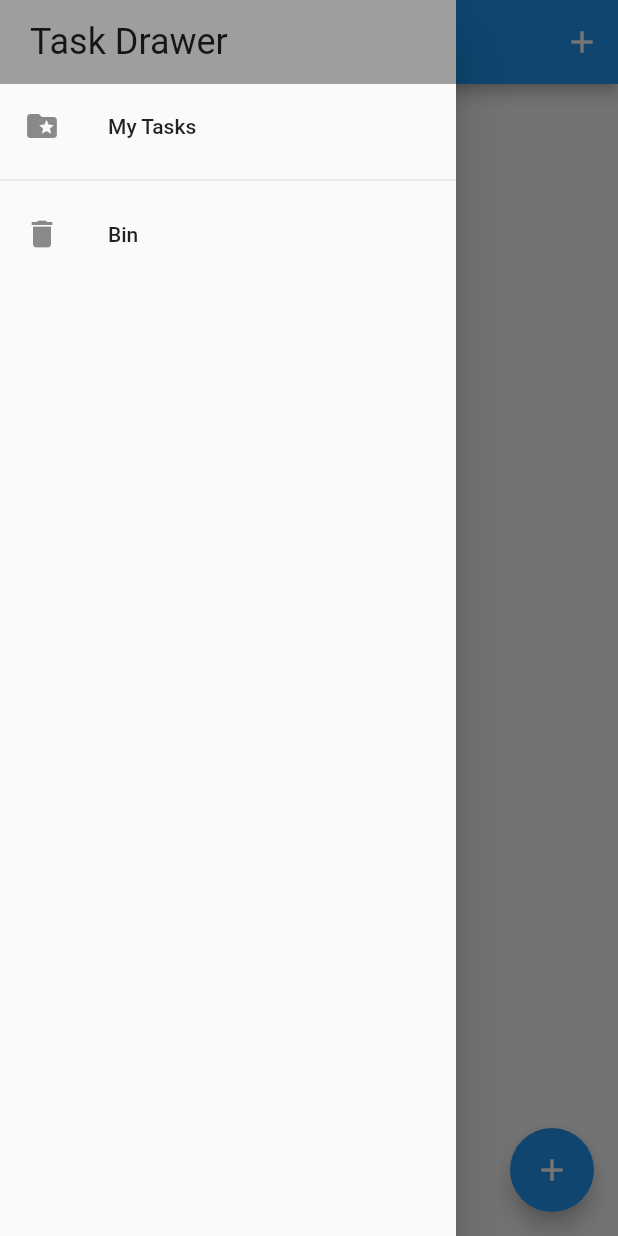
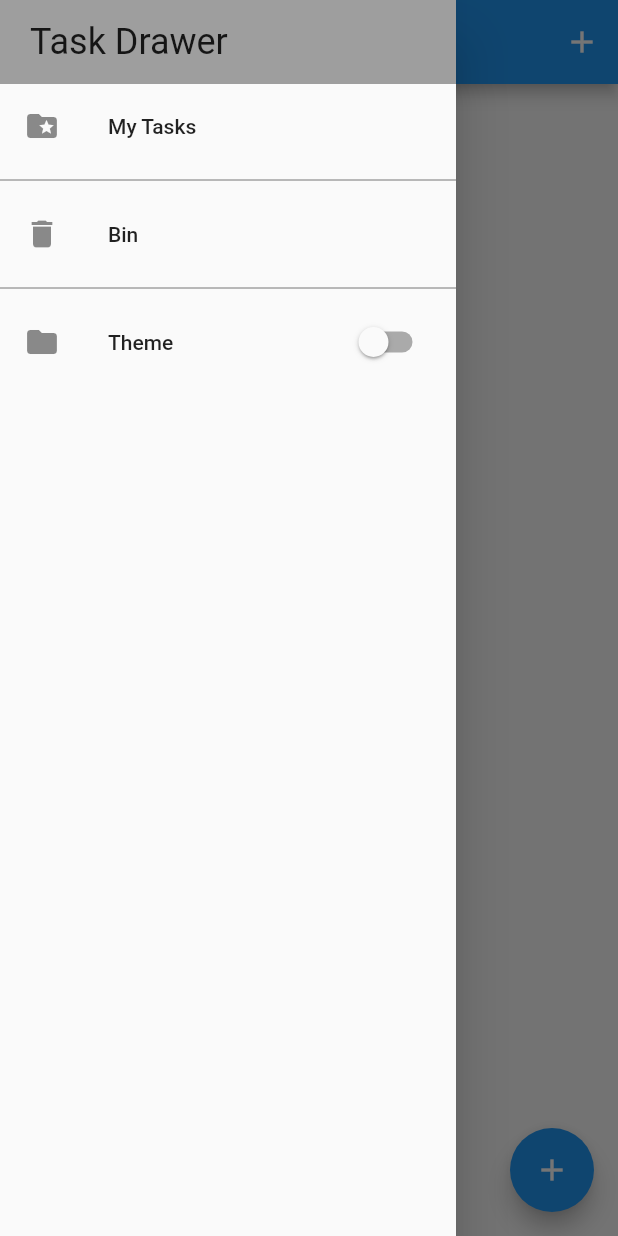
Before and after one commit to ReddyGona/task_manager_app, a Flutter app: the screen it shows after launch, with the side drawer open, on a phone screen of 412 x 824 dp. Run offline on Flutter 3.47's test engine with Material 2 defaults, Android fonts, the phone set to English and light mode, and no system bars; our stand-ins replace bloc, equatable, flutter_bloc, hydrated_bloc.

Commit message:
added the theme in the app

```diff
--- a/lib/blocs/bloc_export.dart
+++ b/lib/blocs/bloc_export.dart
@@ -1,3 +1,4 @@
-export './bloc/tasks_bloc.dart';
+export './tasks/tasks_bloc.dart';
+export './theme_switch/theme_switch_bloc.dart';
 export 'package:flutter_bloc/flutter_bloc.dart';
 export 'package:hydrated_bloc/hydrated_bloc.dart';
--- /dev/null
+++ b/lib/blocs/theme_switch/theme_switch_bloc.dart
@@ -0,0 +1,30 @@
+import 'package:equatable/equatable.dart';
+import 'package:flutter_tasks_app/blocs/bloc_export.dart';
+
+part 'theme_switch_event.dart';
+part 'theme_switch_state.dart';
+
+class ThemeSwitchBloc extends HydratedBloc<ThemeSwitchEvent, ThemeSwitchState> {
+  // initially the switch is off so the switchValue is false
+  ThemeSwitchBloc() : super(const ThemeSwitchInitial(switchValue: false)) {
+    // emitting ThemeSwitchState for Switch on event
+    on<SwitchOnEvent>((event, emit) {
+      emit(const ThemeSwitchState(switchValue: true));
+    });
+
+    // emitting ThemeSwitchState for Switch off event
+    on<SwitchOffEvent>((event, emit) {
+      emit(const ThemeSwitchState(switchValue: false));
+    });
+  }
+
+  @override
+  ThemeSwitchState? fromJson(Map<String, dynamic> json) {
+    return ThemeSwitchState.fromMap(json);
+  }
+
+  @override
+  Map<String, dynamic>? toJson(ThemeSwitchState state) {
+    return state.toMap();
+  }
+}
--- /dev/null
+++ b/lib/blocs/theme_switch/theme_switch_event.dart
@@ -0,0 +1,14 @@
+part of 'theme_switch_bloc.dart';
+
+sealed class ThemeSwitchEvent extends Equatable {
+  const ThemeSwitchEvent();
+
+  @override
+  List<Object> get props => [];
+}
+
+// event for dark theme
+class SwitchOnEvent extends ThemeSwitchEvent {}
+
+// event for light theme
+class SwitchOffEvent extends ThemeSwitchEvent {}
--- /dev/null
+++ b/lib/blocs/theme_switch/theme_switch_state.dart
@@ -0,0 +1,30 @@
+// ignore_for_file: public_member_api_docs, sort_constructors_first
+
+part of 'theme_switch_bloc.dart';
+
+class ThemeSwitchState extends Equatable {
+  final bool switchValue;
+  const ThemeSwitchState({required this.switchValue});
+
+  @override
+  List<Object> get props => [switchValue];
+
+  Map<String, dynamic> toMap() {
+    return <String, dynamic>{
+      'switchValue': switchValue,
+    };
+  }
+
+  factory ThemeSwitchState.fromMap(Map<String, dynamic> map) {
+    return ThemeSwitchState(
+      switchValue: map['switchValue'] as bool,
+    );
+  }
+}
+
+final class ThemeSwitchInitial extends ThemeSwitchState {
+  // using the super() method to pass the switchValue to the ThemeSwitchState
+  // constructor
+  const ThemeSwitchInitial({required bool switchValue})
+      : super(switchValue: switchValue);
+}
--- a/lib/main.dart
+++ b/lib/main.dart
@@ -2,6 +2,7 @@ import 'package:flutter/material.dart';
 import 'package:flutter_tasks_app/bloc_observer.dart';
 import 'package:flutter_tasks_app/blocs/bloc_export.dart';
 import 'package:flutter_tasks_app/utils/app_router.dart';
+import 'package:flutter_tasks_app/utils/app_theme.dart';
 import 'package:path_provider/path_provider.dart';
 import 'screens/tasks_screen.dart';
 
@@ -36,14 +37,19 @@ class MyApp extends StatelessWidget {
     return MultiBlocProvider(
       providers: [
         BlocProvider(create: (_) => TasksBloc()),
+        BlocProvider(create: (_) => ThemeSwitchBloc()),
       ],
-      child: MaterialApp(
-        title: 'Flutter Tasks App',
-        theme: ThemeData(
-          primarySwatch: Colors.blue,
-        ),
-        home: const TasksScreen(),
-        onGenerateRoute: appRouter.onGeneratedRoute,
+      child: BlocBuilder<ThemeSwitchBloc, ThemeSwitchState>(
+        builder: (context, state) {
+          return MaterialApp(
+            title: 'Flutter Tasks App',
+            theme: state.switchValue
+                ? AppThemes.appThemeData[AppTheme.darkTheme]
+                : AppThemes.appThemeData[AppTheme.lightTheme],
+            home: const TasksScreen(),
+            onGenerateRoute: appRouter.onGeneratedRoute,
+          );
+        },
       ),
     );
   }
--- /dev/null
+++ b/lib/utils/app_theme.dart
@@ -0,0 +1,61 @@
+import 'package:flutter/material.dart';
+
+enum AppTheme {
+  darkTheme,
+  lightTheme,
+}
+
+// theme class for the project
+class AppThemes {
+  static final appThemeData = {
+    AppTheme.darkTheme: ThemeData(
+      primaryColor: Colors.black,
+      brightness: Brightness.dark,
+      dividerColor: Colors.black54,
+      floatingActionButtonTheme: const FloatingActionButtonThemeData(
+        backgroundColor: Colors.white,
+      ),
+      textButtonTheme: TextButtonThemeData(
+        style: ButtonStyle(
+          foregroundColor: MaterialStateProperty.all(Colors.white),
+        ),
+      ),
+      textTheme: const TextTheme(
+        titleMedium: TextStyle(color: Colors.white),
+      ),
+      bottomNavigationBarTheme: const BottomNavigationBarThemeData(
+          backgroundColor: Colors.grey, unselectedItemColor: Colors.white),
+      // colorScheme: ColorScheme.fromSwatch(primarySwatch: Colors.grey)
+      //     .copyWith(background: const Color(0xFF212121)),
+    ),
+
+    //
+    //
+
+    AppTheme.lightTheme: ThemeData(
+      primaryColor: Colors.white,
+      brightness: Brightness.light,
+      dividerColor: const Color(0xff757575),
+      floatingActionButtonTheme: const FloatingActionButtonThemeData(
+        backgroundColor: Colors.blue,
+        foregroundColor: Colors.white,
+      ),
+      textButtonTheme: TextButtonThemeData(
+        style: ButtonStyle(
+          foregroundColor: MaterialStateProperty.all(Colors.black),
+        ),
+      ),
+      textTheme: const TextTheme(
+        titleMedium: TextStyle(color: Colors.black),
+      ),
+      bottomNavigationBarTheme: const BottomNavigationBarThemeData(
+        backgroundColor: Colors.grey,
+        selectedItemColor: Colors.black,
+        unselectedItemColor: Colors.white,
+      ),
+
+      // colorScheme: ColorScheme.fromSwatch(primarySwatch: Colors.grey)
+      //     .copyWith(background: const Color(0xFFE5E5E5)),
+    ),
+  };
+}
--- a/lib/widgets/side_nav_bar.dart
+++ b/lib/widgets/side_nav_bar.dart
@@ -2,6 +2,7 @@ import 'package:flutter/material.dart';
 import 'package:flutter_tasks_app/blocs/bloc_export.dart';
 import 'package:flutter_tasks_app/screens/recycle_bin.dart';
 import 'package:flutter_tasks_app/screens/tasks_screen.dart';
+import 'package:flutter_tasks_app/widgets/theme_switch_widget.dart';
 
 class SideNavBar extends StatelessWidget {
   const SideNavBar({super.key});
@@ -28,8 +29,8 @@ class SideNavBar extends StatelessWidget {
             BlocBuilder<TasksBloc, TasksState>(
               builder: (context, state) {
                 return ListTile(
-                  onTap: () =>
-                      Navigator.of(context).pushNamed(TasksScreen.routeName),
+                  onTap: () => Navigator.of(context)
+                      .pushReplacementNamed(TasksScreen.routeName),
                   leading: const Icon(Icons.folder_special),
                   title: const Text("My Tasks"),
                   trailing: Text(
@@ -45,7 +46,7 @@ class SideNavBar extends StatelessWidget {
               builder: (context, state) {
                 return ListTile(
                   onTap: () => Navigator.of(context)
-                      .pushNamed(RecycleBinScreen.routeName),
+                      .pushReplacementNamed(RecycleBinScreen.routeName),
                   leading: const Icon(Icons.delete),
                   title: const Text("Bin"),
                   trailing: Text(
@@ -56,6 +57,9 @@ class SideNavBar extends StatelessWidget {
                 );
               },
             ),
+            const Divider(),
+            // switch to change the theme of the app
+            const ThemeSwitchWidget(),
           ],
         ),
       ),
--- a/lib/widgets/task_tile.dart
+++ b/lib/widgets/task_tile.dart
@@ -44,6 +44,7 @@ class _TaskTileState extends State<TaskTile> {
       ),
       trailing: Checkbox(
         value: widget.task.isDone,
+        activeColor: widget.task.isDeleted! ? Colors.grey : Colors.blue,
         onChanged: (_) =>
             widget.task.isDeleted! ? null : _updateTask(context, widget.task),
       ),
--- /dev/null
+++ b/lib/widgets/theme_switch_widget.dart
@@ -0,0 +1,33 @@
+import 'package:flutter/material.dart';
+import 'package:flutter_tasks_app/blocs/bloc_export.dart';
+
+class ThemeSwitchWidget extends StatelessWidget {
+  const ThemeSwitchWidget({
+    super.key,
+  });
+
+  // onPressed for changing theme of app
+  void _onSlideSwitch(BuildContext context, bool isLightTheme) {
+    if (!isLightTheme) {
+      context.read<ThemeSwitchBloc>().add(SwitchOffEvent());
+    } else {
+      context.read<ThemeSwitchBloc>().add(SwitchOnEvent());
+    }
+  }
+
+  @override
+  Widget build(BuildContext context) {
+    return ListTile(
+      leading: const Icon(Icons.folder),
+      title: const Text("Theme"),
+      trailing: BlocBuilder<ThemeSwitchBloc, ThemeSwitchState>(
+        builder: (context, state) {
+          return Switch(
+            value: state.switchValue,
+            onChanged: (newValue) => _onSlideSwitch(context, newValue),
+          );
+        },
+      ),
+    );
+  }
+}
```
Also changed, not shown: lib/blocs/tasks/tasks_bloc.dart (renamed from lib/blocs/bloc/tasks_bloc.dart), lib/blocs/tasks/tasks_event.dart (renamed from lib/blocs/bloc/tasks_event.dart), lib/blocs/tasks/tasks_state.dart (renamed from lib/blocs/bloc/tasks_state.dart).
